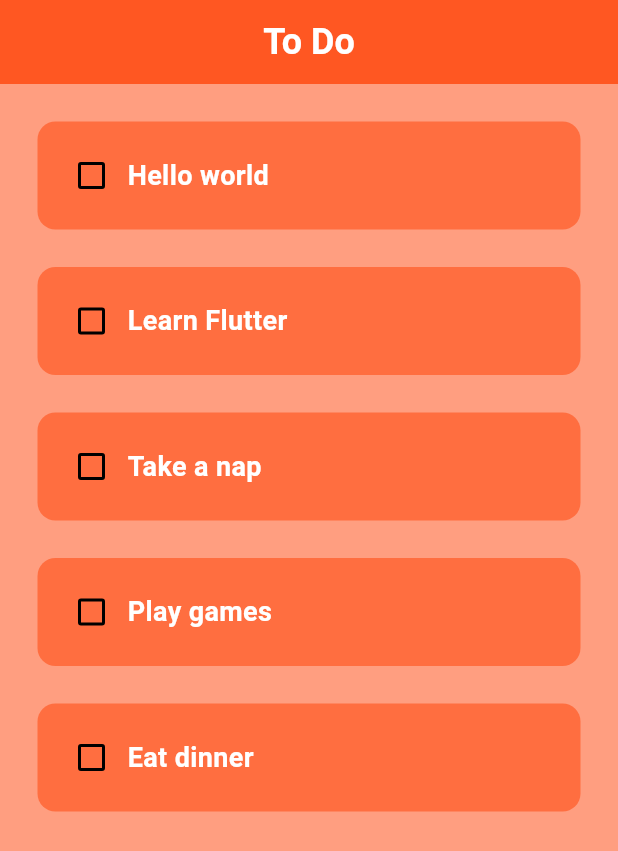
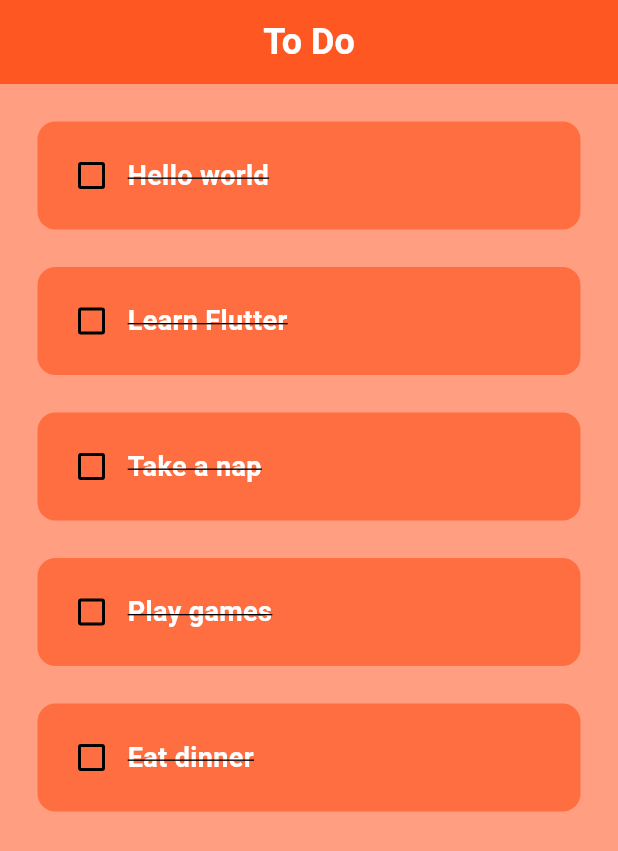
Before and after one commit to BW404/dino_todo, a Flutter app: the screen it shows after launch, on a phone screen of 412 x 824 dp. Shown: the top 851 px of the screen. Run offline on Flutter 3.47's test engine with Material 3 defaults, Android fonts, the phone set to English and light mode, and no system bars.

Commit message:
Update: 2025-02-16 22:29:55

```diff
--- a/lib/util/todo_tile.dart
+++ b/lib/util/todo_tile.dart
@@ -35,6 +35,7 @@ class ToDoTile extends StatelessWidget {
                 color: Colors.white,
                 fontSize: 18,
                 fontWeight: FontWeight.bold,
+                decoration:TextDecoration.lineThrough,
               ),
             ),
           ],
```
